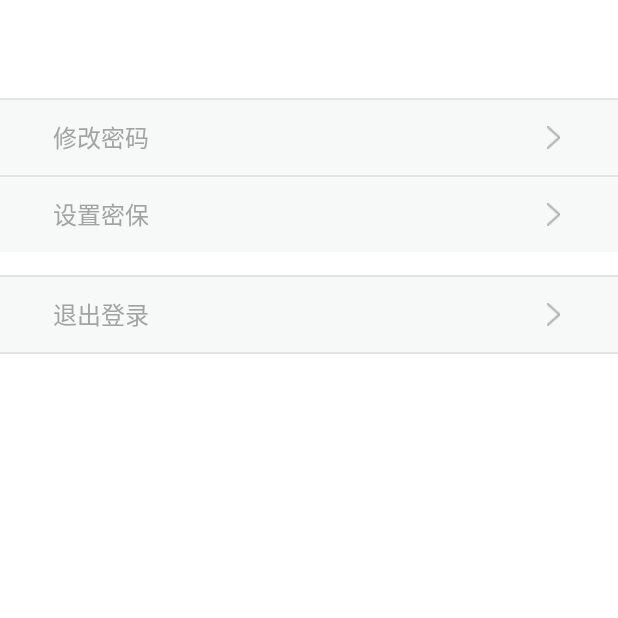
After one commit to Wjqqqqqqqq23333/boxuegu, an Android app: the SettingActivity screen opened directly, with no data from a screen before it, on a phone screen of 412 x 824 dp, the top half of it. The commit adds this screen. Run offline under Robolectric (Android 15) with nearby library versions, the phone set to English and light mode, and no system bars.

Commit message:
温均钦

```diff
--- a/app/src/main/AndroidManifest.xml
+++ b/app/src/main/AndroidManifest.xml
@@ -1,6 +1,6 @@
 <?xml version="1.0" encoding="utf-8"?>
 <manifest xmlns:android="http://schemas.android.com/apk/res/android"
-          package="android.gdmec.edu.cn.boxuegu">
+    package="android.gdmec.edu.cn.boxuegu">
 
     <application
         android:allowBackup="true"
@@ -9,17 +9,17 @@
         android:roundIcon="@mipmap/app_icon"
         android:supportsRtl="true"
         android:theme="@style/Theme.AppCompat.NoActionBar">
-        <activity android:name=".MainActivity"/>
+        <activity android:name=".MainActivity" />
         <activity android:name=".activity.SplashActivity">
             <intent-filter>
-                <action android:name="android.intent.action.MAIN"/>
+                <action android:name="android.intent.action.MAIN" />
 
-                <category android:name="android.intent.category.LAUNCHER"/>
+                <category android:name="android.intent.category.LAUNCHER" />
             </intent-filter>
         </activity>
-        <activity android:name=".activity.RegisterActivity"/>
-        <activity android:name=".activity.LoginActivity">
-        </activity>
+        <activity android:name=".activity.RegisterActivity" />
+        <activity android:name=".activity.LoginActivity"></activity>
+        <activity android:name=".activity.SettingActivity"></activity>
     </application>
 
 </manifest>
--- /dev/null
+++ b/app/src/main/java/android/gdmec/edu/cn/boxuegu/activity/SettingActivity.java
@@ -0,0 +1,14 @@
+package android.gdmec.edu.cn.boxuegu.activity;
+
+import android.support.v7.app.AppCompatActivity;
+import android.os.Bundle;
+import android.gdmec.edu.cn.boxuegu.R;
+
+public class SettingActivity extends AppCompatActivity {
+
+    @Override
+    protected void onCreate(Bundle savedInstanceState) {
+        super.onCreate(savedInstanceState);
+        setContentView(R.layout.activity_setting);
+    }
+}
--- /dev/null
+++ b/app/src/main/res/layout/activity_setting.xml
@@ -0,0 +1,112 @@
+<?xml version="1.0" encoding="utf-8"?>
+<LinearLayout
+    xmlns:android="http://schemas.android.com/apk/res/android"
+    xmlns:tools="http://schemas.android.com/tools"
+    android:id="@+id/activity_setting"
+    android:layout_width="match_parent"
+    android:layout_height="match_parent"
+    android:orientation="vertical"
+    android:background="@android:color/white"
+    tools:context="android.gdmec.edu.cn.boxuegu.activity.SettingActivity">
+
+    <include layout="@layout/main_title_bar"></include>
+    <View
+        android:layout_width="fill_parent"
+        android:layout_height="1dp"
+        android:layout_marginTop="15dp"
+        android:background="#E3E3E3"></View>
+
+    <RelativeLayout
+        android:id="@+id/rl_modiy_psw"
+        android:background="#F7F8F8"
+        android:gravity="center_vertical"
+        android:paddingLeft="10dp"
+        android:paddingRight="10dp"
+        android:layout_width="fill_parent"
+        android:layout_height="50dp">
+        <TextView
+            android:textSize="16dp"
+            android:layout_width="wrap_content"
+            android:layout_height="wrap_content"
+            android:layout_centerVertical="true"
+            android:layout_marginLeft="25dp"
+            android:text="修改密码"
+            android:textColor="#A3A3A3"/>
+
+        <ImageView
+            android:layout_alignParentRight="true"
+            android:layout_centerVertical="true"
+            android:layout_marginRight="25dp"
+            android:src="@drawable/iv_right_arrow"
+            android:layout_width="15dp"
+            android:layout_height="15dp" />
+    </RelativeLayout>
+
+    <View
+        android:layout_width="fill_parent"
+        android:layout_height="1dp"
+        android:background="#E3E3E3"></View>
+
+    <RelativeLayout
+        android:id="@+id/rl_security_setting"
+        android:background="#F7F8F8"
+        android:gravity="center_vertical"
+        android:paddingLeft="10dp"
+        android:paddingRight="10dp"
+        android:layout_width="fill_parent"
+        android:layout_height="50dp">
+        <TextView
+            android:textSize="16dp"
+            android:layout_width="wrap_content"
+            android:layout_height="wrap_content"
+            android:layout_centerVertical="true"
+            android:layout_marginLeft="25dp"
+            android:text="设置密保"
+            android:textColor="#A3A3A3"/>
+
+        <ImageView
+            android:layout_alignParentRight="true"
+            android:layout_centerVertical="true"
+            android:layout_marginRight="25dp"
+            android:src="@drawable/iv_right_arrow"
+            android:layout_width="15dp"
+            android:layout_height="15dp" />
+    </RelativeLayout>
+
+    <View
+        android:layout_width="fill_parent"
+        android:layout_height="1dp"
+        android:layout_marginTop="15dp"
+        android:background="#E3E3E3"></View>
+
+    <RelativeLayout
+        android:id="@+id/rl_exit_login"
+        android:background="#F7F8F8"
+        android:gravity="center_vertical"
+        android:paddingLeft="10dp"
+        android:paddingRight="10dp"
+        android:layout_width="fill_parent"
+        android:layout_height="50dp">
+        <TextView
+            android:textSize="16dp"
+            android:layout_width="wrap_content"
+            android:layout_height="wrap_content"
+            android:layout_centerVertical="true"
+            android:layout_marginLeft="25dp"
+            android:text="退出登录"
+            android:textColor="#A3A3A3"/>
+
+        <ImageView
+            android:layout_alignParentRight="true"
+            android:layout_centerVertical="true"
+            android:layout_marginRight="25dp"
+            android:src="@drawable/iv_right_arrow"
+            android:layout_width="15dp"
+            android:layout_height="15dp" />
+    </RelativeLayout>
+
+    <View
+        android:layout_width="fill_parent"
+        android:layout_height="1dp"
+        android:background="#E3E3E3"></View>
+</LinearLayout>
```
Also changed, not shown: app/src/main/java/android/gdmec/edu/cn/boxuegu/MainActivity.java (line endings or trailing spaces).
